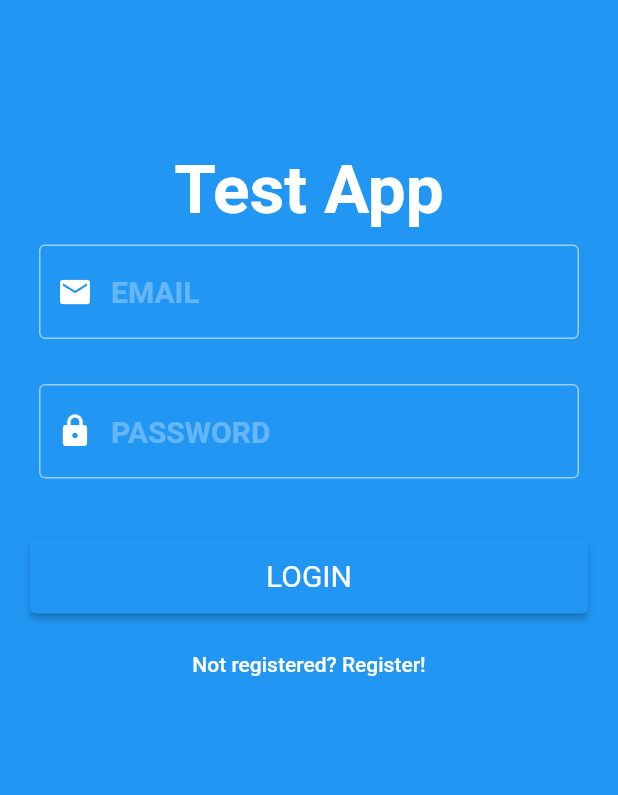
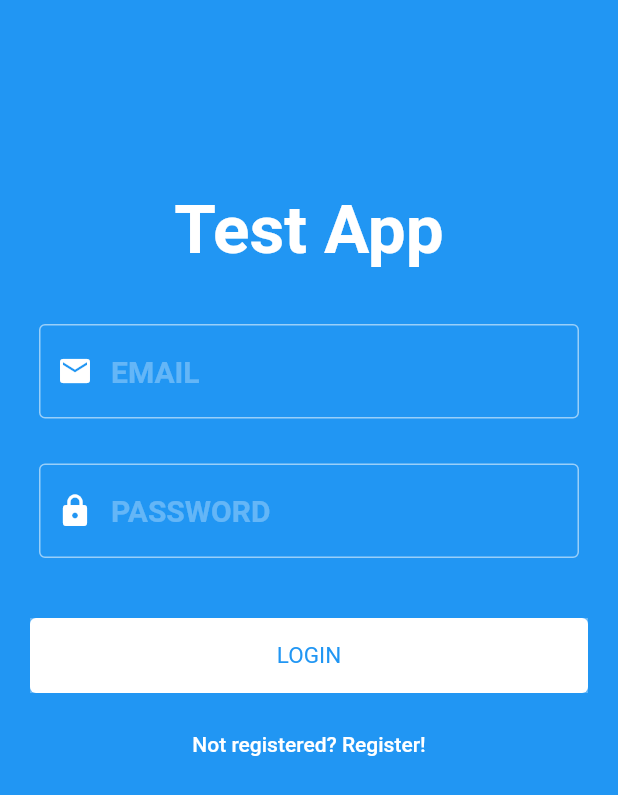
Before and after one commit to izmailov-vlad/FlutterTest, a Flutter app: the AuthorizationPage screen opened directly, on a phone screen of 412 x 824 dp. Shown: the top 795 px of the screen. Run offline on Flutter 3.47's test engine with Material 2 defaults, Android fonts, the phone set to English and light mode, and no system bars; our stand-ins replace flutter_bloc, fluttertoast, shared_preferences; accounts and stored records are empty; network calls fail.

```diff
--- a/test_flutter_application/lib/bloc/home/home_event.dart
+++ b/test_flutter_application/lib/bloc/home/home_event.dart
@@ -2,6 +2,20 @@ abstract class HomePageEvent {}
 
 class HomePageLogoutEvent extends HomePageEvent {}
 
-class HomePageRefreshEvent extends HomePageEvent {}
+class HomePageRefreshEvent extends HomePageEvent {
+  bool closeSearchingField;
+  bool loadNewUsers;
+  bool findUser;
+  bool loadAndFindNewUser;
+  String text;
+  HomePageRefreshEvent(this.loadNewUsers, this.findUser, this.loadAndFindNewUser, this.closeSearchingField, this.text);
+}
 
 class HomePageStartSearchEvent extends HomePageEvent {}
+
+class HomePageOnSearchTextChangedEvent extends HomePageEvent {
+  String text;
+  HomePageOnSearchTextChangedEvent(this.text);
+}
+
+class HomePageOnSearchButtonPressedEvent extends HomePageEvent {}
--- a/test_flutter_application/lib/bloc/home/home_state.dart
+++ b/test_flutter_application/lib/bloc/home/home_state.dart
@@ -1,16 +1,20 @@
 import 'package:test_flutter_application/models/user.dart';
+import 'package:test_flutter_application/view/home_page.dart';
 
 abstract class HomePageState {}
 
 class HomePageRefreshingState extends HomePageState {}
 
 class HomePageRefreshedState extends HomePageState {
+  bool isSearching;
   List<User> loadedUser;
-  HomePageRefreshedState({required this.loadedUser});
+  HomePageRefreshedState({required this.loadedUser, required this.isSearching});
 }
+
+class HomePageSearchingButtonPressedState extends HomePageState {}
 
 class HomePageLogoutingState extends HomePageState {}
 
-class HomePageLogoutedState extends HomePageState {}
+class HomePageLogoutSuccessState extends HomePageState {}
 
 class HomePageErrorState extends HomePageState {}
--- a/test_flutter_application/lib/main.dart
+++ b/test_flutter_application/lib/main.dart
@@ -1,5 +1,4 @@
 import 'package:flutter/material.dart';
-import 'package:test_flutter_application/view/home_page.dart';
 import 'package:test_flutter_application/view/splash_page.dart';
 
 import 'view/splash_page.dart';
--- a/test_flutter_application/lib/view/authorization_page.dart
+++ b/test_flutter_application/lib/view/authorization_page.dart
@@ -4,6 +4,8 @@ import 'package:fluttertoast/fluttertoast.dart';
 import 'package:test_flutter_application/bloc/authorization/auhtorization_event.dart';
 import 'package:test_flutter_application/bloc/authorization/authorization_bloc.dart';
 import 'package:test_flutter_application/bloc/authorization/authorization_state.dart';
+import 'package:test_flutter_application/bloc/home/home_bloc.dart';
+import 'package:test_flutter_application/bloc/home/home_state.dart';
 import 'package:test_flutter_application/bloc/registration/registration_bloc.dart';
 import 'package:test_flutter_application/view/home_page.dart';
 import 'package:test_flutter_application/view/registration_page.dart';
@@ -36,10 +38,10 @@ class AuthorizationPage extends StatelessWidget {
     }
 
     Widget _button(String text, void func()) {
-      return ElevatedButton(
-        style: ElevatedButton.styleFrom(
-          textStyle: TextStyle(fontSize: 20),
-        ),
+      return TextButton(
+        style: ButtonStyle(
+            backgroundColor: MaterialStateProperty.all(Colors.white),
+            textStyle: MaterialStateProperty.all(TextStyle(fontSize: 15))),
         onPressed: () {
           func();
         },
@@ -57,6 +59,7 @@ class AuthorizationPage extends StatelessWidget {
                     fontSize: 45,
                     fontWeight: FontWeight.bold,
                     color: Colors.white)),
+            heightFactor: 2,
           ),
         ),
       );
@@ -104,10 +107,13 @@ class AuthorizationPage extends StatelessWidget {
 
     Widget _form(String label, void onLoginPressed()) {
       return Container(
-          child: Column(children: [
+        child: Column(
+          mainAxisSize: MainAxisSize.min,
+          children: [
             Padding(
                 padding: EdgeInsets.only(bottom: 20, top: 10),
-            child: _input(Icon(Icons.email), "EMAIL", _emailController, false)),
+                child: _input(
+                    Icon(Icons.email), "EMAIL", _emailController, false)),
             Padding(
                 padding: EdgeInsets.only(bottom: 20, top: 10),
                 child: _input(
@@ -116,6 +122,7 @@ class AuthorizationPage extends StatelessWidget {
             Padding(
               padding: EdgeInsets.only(left: 20, right: 20),
               child: Container(
+                color: Colors.white30,
                 height: 50,
                 width: MediaQuery.of(context).size.width,
                 child: _button(label, onLoginPressed),
@@ -135,18 +142,25 @@ class AuthorizationPage extends StatelessWidget {
                 ),
               ),
             )
-      ]));
+          ],
+        ),
+      );
     }
 
     return BlocListener<AuthorizationBloc, AuthorizationState>(
         listener: _onStateChanged,
         child: Scaffold(
             backgroundColor: Theme.of(context).primaryColor,
-            body: new Column(
+            body: SingleChildScrollView(
+              child:
+                Column(
+                  mainAxisSize: MainAxisSize.min,
                   children: <Widget>[
                     _logo(),
-                Expanded(child: _form("LOGIN", _onLoginPressed))
+                    _form("LOGIN", _onLoginPressed),
                   ],
+                ),
+
             )));
   }
 
@@ -168,7 +182,11 @@ class AuthorizationPage extends StatelessWidget {
       _passwordController.clear();
 
       Navigator.pushReplacement(
-          context, MaterialPageRoute(builder: (context) => HomePage()));
+          context,
+          MaterialPageRoute(
+              builder: (context) => BlocProvider<HomePageBloc>(
+                  create: (context) => HomePageBloc(HomePageRefreshingState()),
+                  child: HomePage())));
     }
   }
 }
--- a/test_flutter_application/lib/view/registration_page.dart
+++ b/test_flutter_application/lib/view/registration_page.dart
@@ -97,10 +97,8 @@ class _RegistrationWidgetState extends State<RegistrationWidget> {
     }
 
     Widget _button(String text, void func()) {
-      return ElevatedButton(
-        style: ElevatedButton.styleFrom(
-          textStyle: TextStyle(fontSize: 20, color: Colors.black),
-        ),
+      return TextButton(
+        style: ButtonStyle(backgroundColor: MaterialStateProperty.all(Colors.white), textStyle: MaterialStateProperty.all(TextStyle(fontSize: 15))),
         onPressed: () {
           func();
         },
```
Also changed, not shown: test_flutter_application/lib/bloc/home/home_bloc.dart (+32 -6 lines), test_flutter_application/lib/view/home_page.dart (+113 -131 lines), test_flutter_application/lib/view/splash_page.dart (+9 -1 lines), test_flutter_application/lib/widgets/user_list.dart (deleted, +0 -62 lines). Lines whose indentation alone changed are shown as unchanged.
